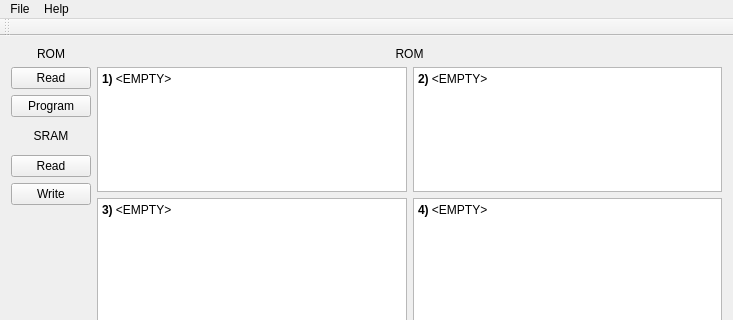
bazz1tv/SuperFlashUSB, file SuperFlashUsb/mainwindow.ui: the form before one commit; both pictures show x 0 to 733 and y 0 to 320 of the 733 by 536 pixel window.
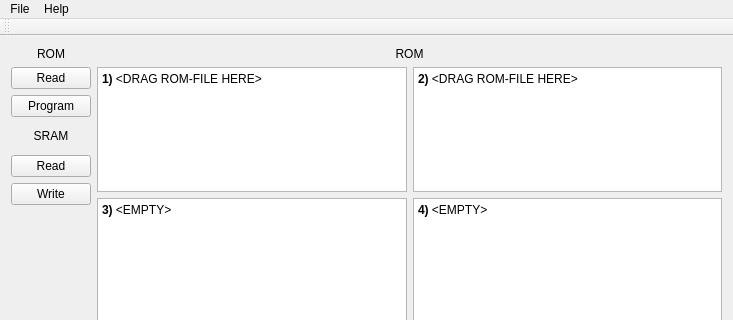
The form after the commit. Custom widgets are drawn as their Qt base class.

What changed in the file:
```diff
--- a/SuperFlashUsb/mainwindow.ui
+++ b/SuperFlashUsb/mainwindow.ui
@@ -159,7 +159,7 @@
 &lt;html&gt;&lt;head&gt;&lt;meta name=&quot;qrichtext&quot; content=&quot;1&quot; /&gt;&lt;style type=&quot;text/css&quot;&gt;
 p, li { white-space: pre-wrap; }
 &lt;/style&gt;&lt;/head&gt;&lt;body style=&quot; font-family:'Sans Serif'; font-size:9pt; font-weight:400; font-style:normal;&quot;&gt;
-&lt;p style=&quot; margin-top:0px; margin-bottom:0px; margin-left:0px; margin-right:0px; -qt-block-indent:0; text-indent:0px;&quot;&gt;&lt;span style=&quot; font-weight:600;&quot;&gt;1) &lt;/span&gt;&amp;lt;EMPTY&amp;gt;&lt;/p&gt;&lt;/body&gt;&lt;/html&gt;</string>
+&lt;p style=&quot; margin-top:0px; margin-bottom:0px; margin-left:0px; margin-right:0px; -qt-block-indent:0; text-indent:0px;&quot;&gt;&lt;span style=&quot; font-weight:600;&quot;&gt;1) &lt;/span&gt;&amp;lt;DRAG ROM-FILE HERE&amp;gt;&lt;/p&gt;&lt;/body&gt;&lt;/html&gt;</string>
           </property>
          </widget>
         </item>
@@ -179,7 +179,7 @@
 &lt;html&gt;&lt;head&gt;&lt;meta name=&quot;qrichtext&quot; content=&quot;1&quot; /&gt;&lt;style type=&quot;text/css&quot;&gt;
 p, li { white-space: pre-wrap; }
 &lt;/style&gt;&lt;/head&gt;&lt;body style=&quot; font-family:'Sans Serif'; font-size:9pt; font-weight:400; font-style:normal;&quot;&gt;
-&lt;p style=&quot; margin-top:0px; margin-bottom:0px; margin-left:0px; margin-right:0px; -qt-block-indent:0; text-indent:0px;&quot;&gt;&lt;span style=&quot; font-weight:600;&quot;&gt;2) &lt;/span&gt;&amp;lt;EMPTY&amp;gt;&lt;/p&gt;&lt;/body&gt;&lt;/html&gt;</string>
+&lt;p style=&quot; margin-top:0px; margin-bottom:0px; margin-left:0px; margin-right:0px; -qt-block-indent:0; text-indent:0px;&quot;&gt;&lt;span style=&quot; font-weight:600;&quot;&gt;2) &lt;/span&gt;&amp;lt;DRAG ROM-FILE HERE&amp;gt;&lt;/p&gt;&lt;/body&gt;&lt;/html&gt;</string>
           </property>
          </widget>
         </item>
```
